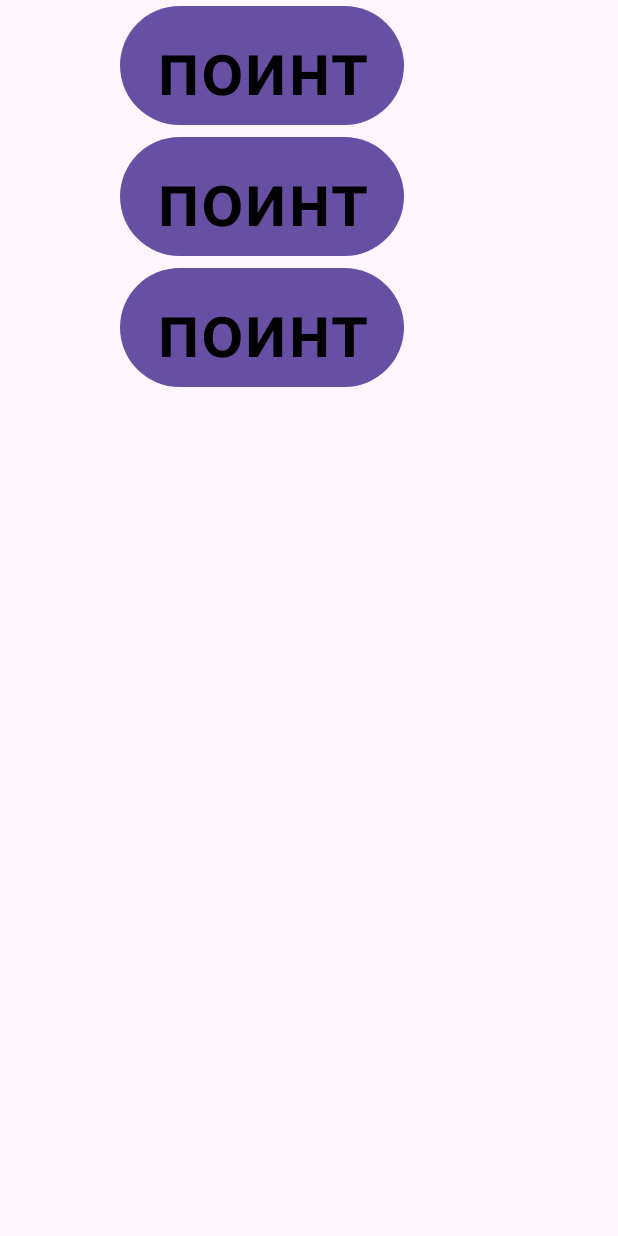
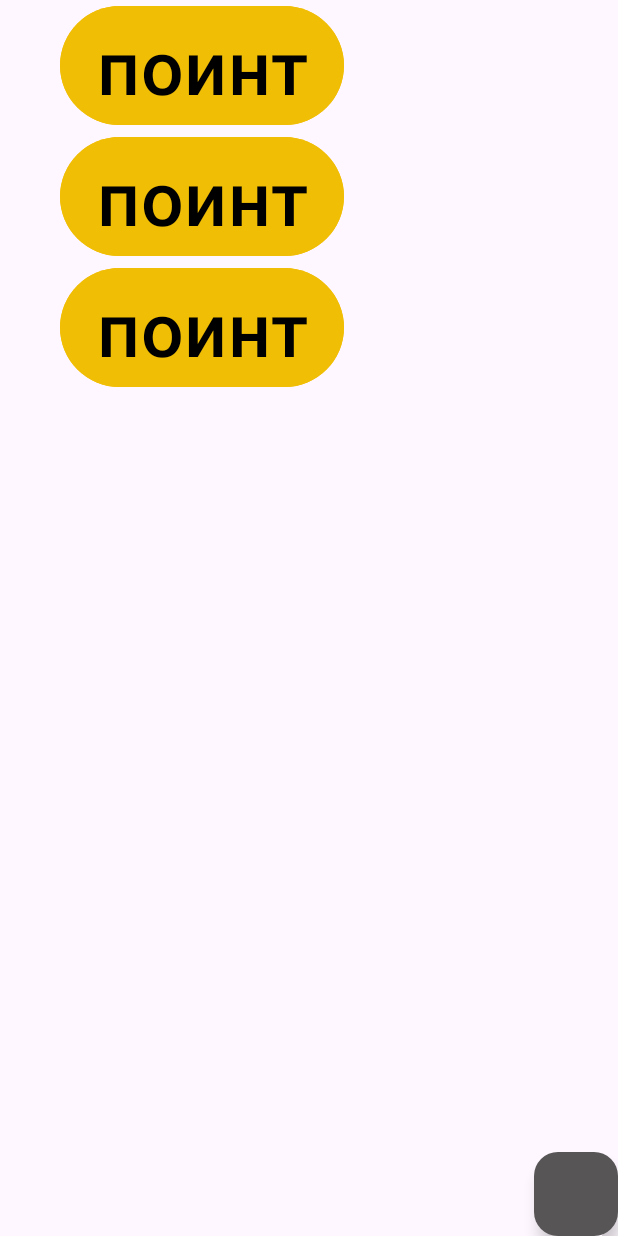
Before and after one commit to Pelga/Function, an Android app: the layout new_activity.xml on its own in the app's theme, with its tools: preview values and no code run, on a phone screen of 412 x 824 dp. Run offline under Robolectric (Android 15) with nearby library versions, the phone set to English and light mode, and no system bars.

Commit message:
Добавила кнопку "add" и сделала список

```diff
--- a/app/src/main/res/layout/new_activity.xml
+++ b/app/src/main/res/layout/new_activity.xml
@@ -1,11 +1,9 @@
 <?xml version="1.0" encoding="utf-8"?>
-<LinearLayout xmlns:android="http://schemas.android.com/apk/res/android"
+<androidx.coordinatorlayout.widget.CoordinatorLayout xmlns:android="http://schemas.android.com/apk/res/android"
+    xmlns:app="http://schemas.android.com/apk/res-auto"
+    xmlns:tools="http://schemas.android.com/tools"
     android:layout_width="match_parent"
-    android:layout_height="wrap_content"
-    xmlns:tools="http://schemas.android.com/tools"
-    android:paddingLeft="40dp"
-    android:paddingRight="10dp"
-    android:orientation="vertical">
+    android:layout_height="match_parent">
 
     <androidx.recyclerview.widget.RecyclerView
         android:id="@+id/recycler_view2"
@@ -13,5 +11,12 @@
         android:layout_height="match_parent"
         tools:listitem="@layout/tabulated_function" />
 
+    <com.google.android.material.floatingactionbutton.FloatingActionButton
+        android:backgroundTint="#575555"
+        android:id="@+id/add_button"
+        android:layout_width="wrap_content"
+        android:layout_height="wrap_content"
+        android:layout_gravity="bottom|end"
+        app:layout_behavior="com.google.android.material.behavior.HideBottomViewOnScrollBehavior"/>
 
-</LinearLayout>
+</androidx.coordinatorlayout.widget.CoordinatorLayout>
--- a/app/src/main/res/layout/tabulated_function.xml
+++ b/app/src/main/res/layout/tabulated_function.xml
@@ -10,9 +10,9 @@
         android:id="@+id/tabulatedButton"
         android:layout_width="wrap_content"
         android:layout_height="wrap_content"
+        android:backgroundTint="#F1BE06"
+        android:text="поинт"
         android:textColor="@color/black"
-        android:text="поинт"
-        android:textSize="50dp"
-         />
+        android:textSize="50dp" />
 
 </LinearLayout>
```
Also changed, not shown: app/src/main/java/com/example/myapplication/Laba6/MyDialogFragment.java (added, +56 -0 lines), app/src/main/java/com/example/myapplication/Laba6/NewActivity.java (+27 -2 lines), app/src/main/java/com/example/myapplication/Laba6/TabAdapter.java (+6 -9 lines), app/src/main/res/layout/dialog.xml (added, +23 -0 lines).
